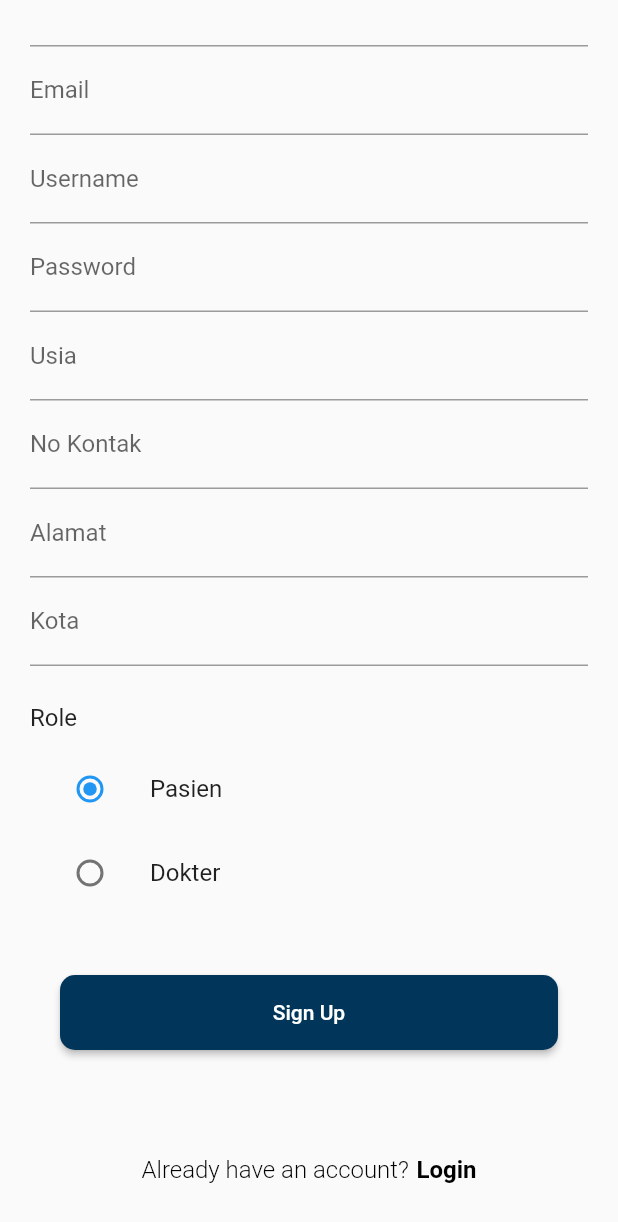
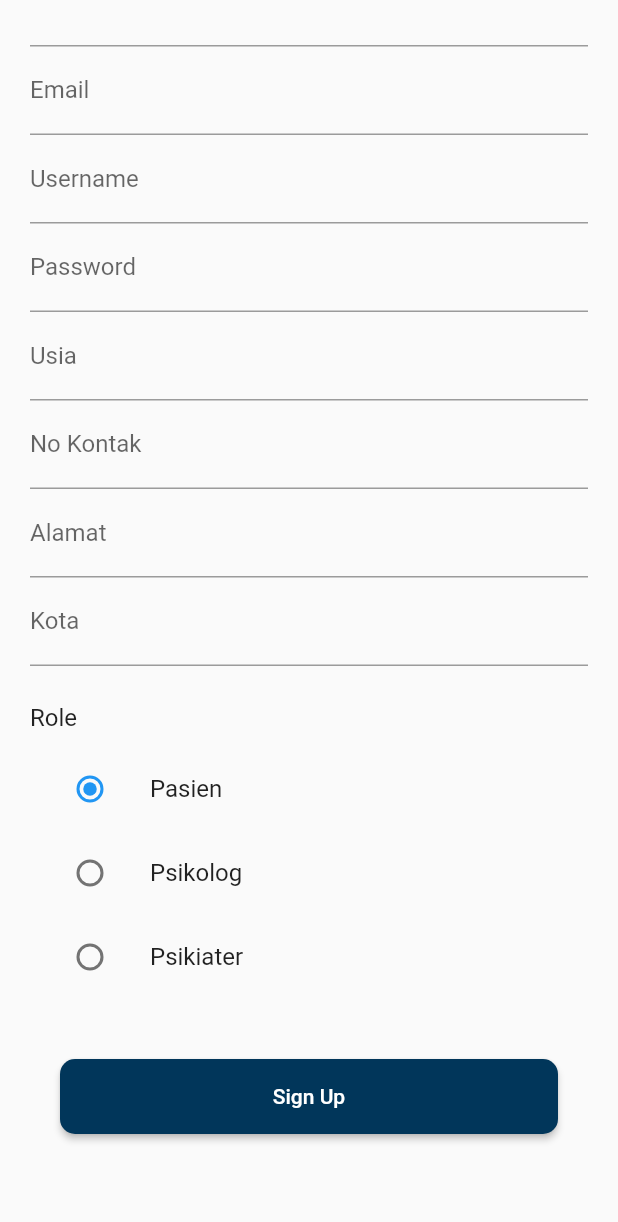
Before and after one commit to Saliim11/Anti-Anxiety_Mobile.ver, a Flutter app: the RegisterPage screen opened directly, scrolled down 436 dp, on a phone screen of 412 x 824 dp. Shown: the top 1222 px of the screen. Run offline on Flutter 3.47's test engine with Material 2 defaults, Android fonts, the phone set to English and light mode, and no system bars; our stand-ins replace cloud_firestore, firebase_auth, firebase_core; accounts and stored records are empty; network calls fail.

Commit message:
mengganti register role dari dokter menjadi Psikolog dan Psikiater

```diff
--- a/lib/RegisterPage.dart
+++ b/lib/RegisterPage.dart
@@ -491,7 +491,7 @@ class _RegisterPageState extends State<RegisterPage> {
                         // ),
                         child: Row(
                           mainAxisAlignment: MainAxisAlignment.center,
-                          children: [
+                          children: const [
                             Text(
                               "Already have an account?",
                               style: TextStyle(
@@ -524,7 +524,7 @@ class _RegisterPageState extends State<RegisterPage> {
   }
 }
 
-enum RoleUsers { Pasien, Dokter }
+enum RoleUsers { Pasien, Psikolog, Psikiater }
 
 class RadioUsers extends StatefulWidget {
   final ValueChanged<String> onValueChanged;
@@ -558,9 +558,17 @@ class _RadioUsersState extends State<RadioUsers> {
           ),
         ),
         ListTile(
-          title: const Text('Dokter'),
+          title: const Text('Psikolog'),
           leading: Radio<RoleUsers>(
-            value: RoleUsers.Dokter,
+            value: RoleUsers.Psikolog,
+            groupValue: _character,
+            onChanged: _handleRadioValueChanged,
+          ),
+        ),
+        ListTile(
+          title: const Text('Psikiater'),
+          leading: Radio<RoleUsers>(
+            value: RoleUsers.Psikiater,
             groupValue: _character,
             onChanged: _handleRadioValueChanged,
           ),
```
